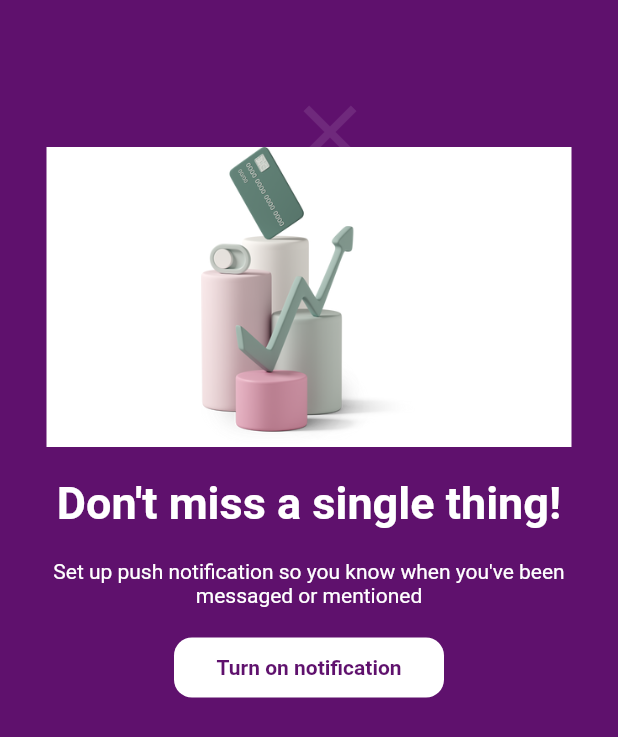
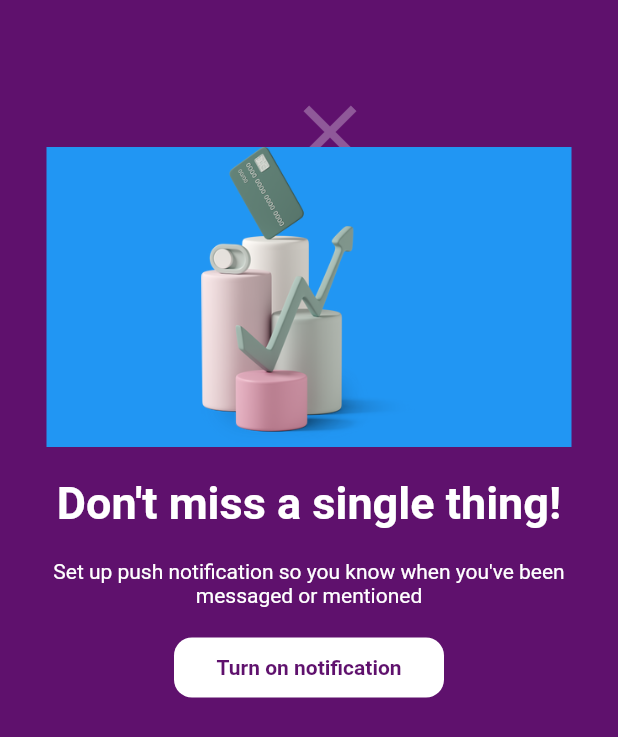
Before and after one commit to Blue-Marvel/Notify-Me, a Flutter app: the screen it shows after launch, on a phone screen of 412 x 824 dp. Shown: the top 737 px of the screen. Run offline on Flutter 3.47's test engine with Material 2 defaults, Android fonts, the phone set to English and light mode, and no system bars.

Commit message:
added background color to image asset

```diff
--- a/lib/main.dart
+++ b/lib/main.dart
@@ -31,25 +31,20 @@ class _NotifyMeState extends State<NotifyMe> {
                 icon: Icon(
                   Icons.close_outlined,
                   size: 60,
-                  color: Colors.white10,
+                  color: Colors.white30,
                 )),
             Container(
               height: 200,
               width: 350,
               decoration: const BoxDecoration(
-                  color: Colors.white,
+                  color: Colors.blue,
                   image: DecorationImage(
                     image: AssetImage(
                         "assets/3d-casual-life-credit-card-and-chart-column.png"),
                     fit: BoxFit.contain,
                   )),
             ),
-            // Image.asset(
-            //   "assets/3d-casual-life-credit-card-and-chart-column.png",
-            //   height: 300,
-            //   width: 300,
-            // ),
-            //Text
+
             const SizedBox(
               height: 20,
             ),
```
